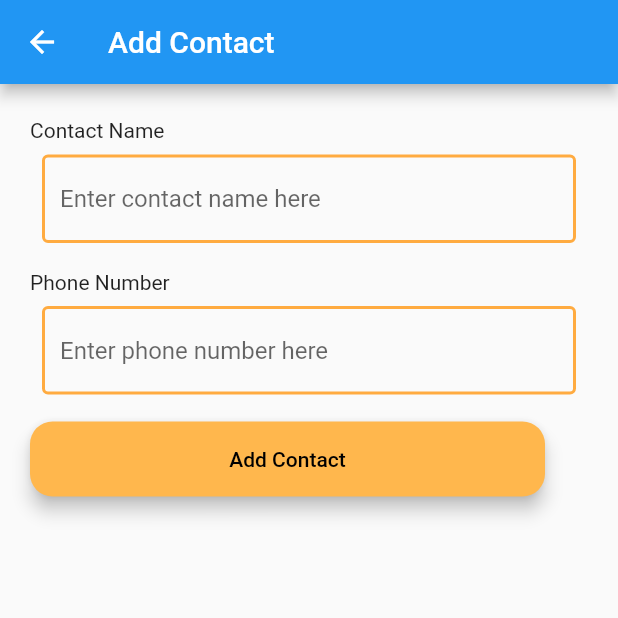
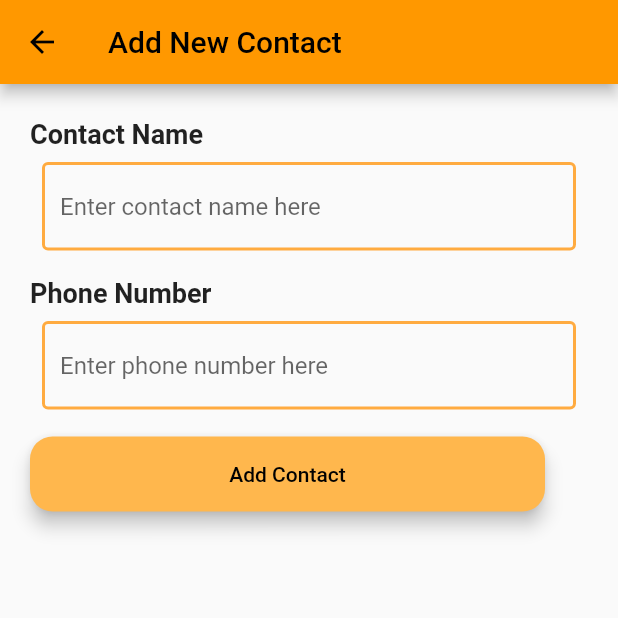
Before and after one commit to mohdshukur98f/VIMIGO-Technologies-Technical-Assessment, a Flutter app: the screen it shows after launch, after a tap on "Skip", after a tap on the "add" icon, on a phone screen of 412 x 824 dp, the top half of it. Run offline on Flutter 3.47's test engine with Material 2 defaults, Android fonts, the phone set to English and light mode, and no system bars; our stand-ins replace introduction_screen, toast; missing offline and left inert: flame; network calls fail.

Commit message:
Update Add Contact & View Contact

```diff
--- a/candidate_technical_assessment/lib/addcontact.dart
+++ b/candidate_technical_assessment/lib/addcontact.dart
@@ -1,4 +1,3 @@
-import 'dart:io';
 import 'package:candidate_technical_assessment/home.dart';
 import 'package:http/http.dart' as http;
 import 'package:flutter/material.dart';
@@ -27,7 +26,7 @@ class _AddContactState extends State<AddContact> {
     screenWidth = MediaQuery.of(context).size.width;
     return Scaffold(
         appBar: AppBar(
-          title: const Text('Add Contact'),
+          title: const Text('Add New Contact'),
         ),
         body: Form(
           key: _formKey,
@@ -42,9 +41,9 @@ class _AddContactState extends State<AddContact> {
                     const SizedBox(
                       height: 15,
                     ),
-                    const Text(
-                      "Contact Name",
-                    ),
+                    const Text("Contact Name",
+                        style: TextStyle(
+                            fontWeight: FontWeight.bold, fontSize: 18)),
                     Padding(
                       padding: const EdgeInsets.all(8.0),
                       child: FractionallySizedBox(
@@ -67,14 +66,12 @@ class _AddContactState extends State<AddContact> {
                               keyboardType: TextInputType.multiline,
                               minLines: null,
                               maxLines: null,
-                          controller: userEditingController,
-                        ),
-                      ),
+                              controller: userEditingController)),
                     ),
                     const SizedBox(height: 10),
-                    const Text(
-                      "Phone Number",
-                    ),
+                    const Text("Phone Number",
+                        style: TextStyle(
+                            fontWeight: FontWeight.bold, fontSize: 18)),
                     Padding(
                       padding: const EdgeInsets.all(8.0),
                       child: FractionallySizedBox(
--- a/candidate_technical_assessment/lib/home.dart
+++ b/candidate_technical_assessment/lib/home.dart
@@ -35,8 +35,7 @@ class _MyAppState extends State<Home> {
   Widget build(BuildContext context) {
     screenHeight = MediaQuery.of(context).size.height;
     screenWidth = MediaQuery.of(context).size.width;
-    return SafeArea(
-      child: Scaffold(
+    return Scaffold(
         resizeToAvoidBottomInset: false,
         appBar: AppBar(
           automaticallyImplyLeading: false,
@@ -90,8 +89,7 @@ class _MyAppState extends State<Home> {
                                 onTap: () => _contactDetails(index),
                                 child: Card(
                                   shape: RoundedRectangleBorder(
-                                        borderRadius:
-                                            BorderRadius.circular(10)),
+                                      borderRadius: BorderRadius.circular(10)),
                                   elevation: 2,
                                   child: Row(
                                     mainAxisAlignment:
@@ -100,8 +98,7 @@ class _MyAppState extends State<Home> {
                                       Padding(
                                         padding: const EdgeInsets.all(8.0),
                                         child: ClipRRect(
-                                            borderRadius:
-                                                const BorderRadius.all(
+                                          borderRadius: const BorderRadius.all(
                                               Radius.circular(10)),
                                           child: Container(
                                               height: screenHeight / 5,
@@ -130,8 +127,7 @@ class _MyAppState extends State<Home> {
                                               Icon(Icons.phone),
                                               Text(
                                                 " " +
-                                                      contactdata[index]
-                                                          ['phone'],
+                                                    contactdata[index]['phone'],
                                                 textAlign: TextAlign.start,
                                               ),
                                             ],
@@ -145,8 +141,7 @@ class _MyAppState extends State<Home> {
                                                             'dd MMM yyyy hh:mm a')
                                                         .format(DateTime.parse(
                                                             contactdata[index]
-                                                                  [
-                                                                  'check_in'])),
+                                                                ['check_in'])),
                                               ),
                                             ],
                                           ),
@@ -184,8 +179,7 @@ class _MyAppState extends State<Home> {
             ),
             SizedBox(height: 1, width: 1, child: GameWidget(game: MyGame())),
           ],
-          )),
-    );
+        ));
   }
 
   void _loadcontact() async {
--- a/candidate_technical_assessment/lib/main.dart
+++ b/candidate_technical_assessment/lib/main.dart
@@ -15,7 +15,7 @@ class MyApp extends StatelessWidget {
     // ignore: prefer_const_constructors
     return MaterialApp(
       title: 'Vamigo Technologies',
-      // theme: ThemeData(primarySwatch: Colors.blueGrey),
+      theme: ThemeData(primarySwatch: Colors.orange),
       home: const OnBoarding(),
     );
   }
```
Also changed, not shown: candidate_technical_assessment/lib/contactdetails.dart (+109 -12 lines). Lines whose indentation alone changed are shown as unchanged.
